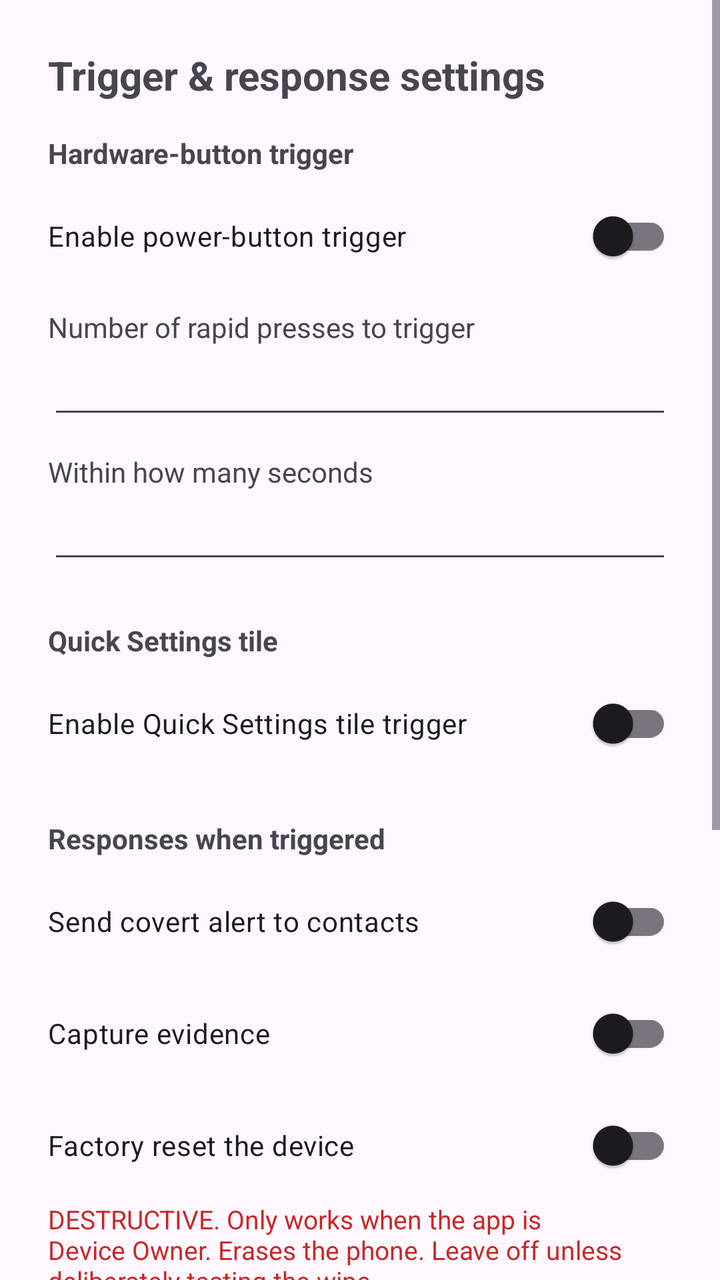
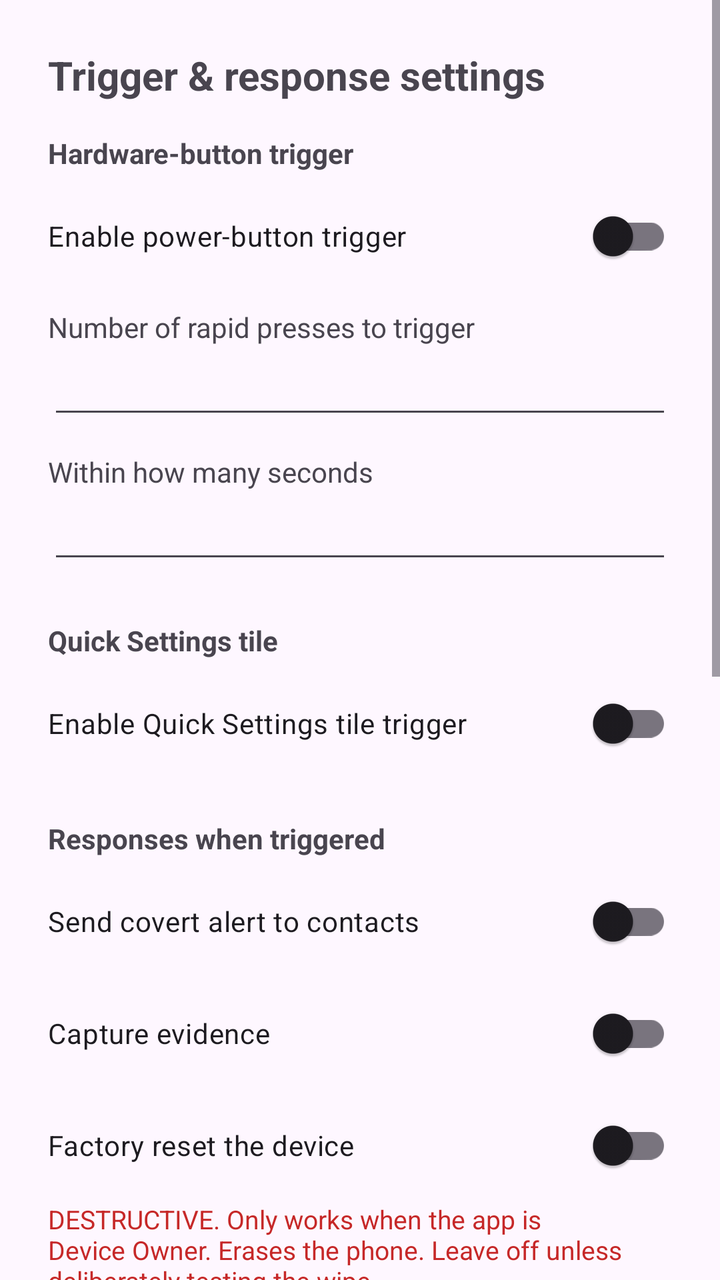

Compare the two renders of this Android layout. The source of the first and the diff that turns it into the second are given below.
<!-- AndroidManifest.xml: application theme Theme.Guardian -->
<!-- res/layout/activity_settings.xml -->
<?xml version="1.0" encoding="utf-8"?>
<ScrollView xmlns:android="http://schemas.android.com/apk/res/android"
    android:layout_width="match_parent"
    android:layout_height="match_parent">

    <LinearLayout
        android:layout_width="match_parent"
        android:layout_height="wrap_content"
        android:orientation="vertical"
        android:padding="24dp">

        <TextView
            android:layout_width="wrap_content"
            android:layout_height="wrap_content"
            android:layout_marginBottom="16dp"
            android:text="@string/settings_title"
            android:textSize="20sp"
            android:textStyle="bold" />

        
        <TextView
            android:layout_width="wrap_content"
            android:layout_height="wrap_content"
            android:text="@string/section_hardware"
            android:textStyle="bold" />

        <com.google.android.material.switchmaterial.SwitchMaterial
            android:id="@+id/swHardware"
            android:layout_width="match_parent"
            android:layout_height="wrap_content"
            android:layout_marginTop="8dp"
            android:text="@string/hw_trigger_enabled" />

        <TextView
            android:layout_width="wrap_content"
            android:layout_height="wrap_content"
            android:layout_marginTop="12dp"
            android:text="@string/press_count_label" />

        <EditText
            android:id="@+id/etPressCount"
            android:layout_width="match_parent"
            android:layout_height="wrap_content"
            android:autofillHints=""
            android:importantForAutofill="no"
            android:inputType="number"
            android:maxLength="2" />

        <TextView
            android:layout_width="wrap_content"
            android:layout_height="wrap_content"
            android:layout_marginTop="12dp"
            android:text="@string/window_label" />

        <EditText
            android:id="@+id/etWindow"
            android:layout_width="match_parent"
            android:layout_height="wrap_content"
            android:autofillHints=""
            android:importantForAutofill="no"
            android:inputType="number"
            android:maxLength="2" />

        
        <TextView
            android:layout_width="wrap_content"
            android:layout_height="wrap_content"
            android:layout_marginTop="24dp"
            android:text="@string/section_tile"
            android:textStyle="bold" />

        <com.google.android.material.switchmaterial.SwitchMaterial
            android:id="@+id/swQsTile"
            android:layout_width="match_parent"
            android:layout_height="wrap_content"
            android:layout_marginTop="8dp"
            android:text="@string/qs_tile_enabled" />

        
        <TextView
            android:layout_width="wrap_content"
            android:layout_height="wrap_content"
            android:layout_marginTop="24dp"
            android:text="@string/section_responses"
            android:textStyle="bold" />

        <com.google.android.material.switchmaterial.SwitchMaterial
            android:id="@+id/swAlert"
            android:layout_width="match_parent"
            android:layout_height="wrap_content"
            android:layout_marginTop="8dp"
            android:text="@string/alert_enabled" />

        <com.google.android.material.switchmaterial.SwitchMaterial
            android:id="@+id/swCapture"
            android:layout_width="match_parent"
            android:layout_height="wrap_content"
            android:layout_marginTop="8dp"
            android:text="@string/capture_enabled" />

        <com.google.android.material.switchmaterial.SwitchMaterial
            android:id="@+id/swWipe"
            android:layout_width="match_parent"
            android:layout_height="wrap_content"
            android:layout_marginTop="8dp"
            android:text="@string/wipe_enabled" />

        <TextView
            android:layout_width="wrap_content"
            android:layout_height="wrap_content"
            android:layout_marginTop="4dp"
            android:text="@string/wipe_warning"
            android:textColor="#C62828"
            android:textSize="13sp" />

        
        <TextView
            android:layout_width="wrap_content"
            android:layout_height="wrap_content"
            android:layout_marginTop="24dp"
            android:text="@string/section_alert_delivery"
            android:textStyle="bold" />

        <TextView
            android:layout_width="wrap_content"
            android:layout_height="wrap_content"
            android:layout_marginTop="8dp"
            android:text="@string/contact_label" />

        <EditText
            android:id="@+id/etContact"
            android:layout_width="match_parent"
            android:layout_height="wrap_content"
            android:autofillHints=""
            android:hint="@string/contact_hint"
            android:importantForAutofill="no"
            android:inputType="phone" />

        <TextView
            android:layout_width="wrap_content"
            android:layout_height="wrap_content"
            android:layout_marginTop="12dp"
            android:text="@string/message_label" />

        <EditText
            android:id="@+id/etMessage"
            android:layout_width="match_parent"
            android:layout_height="wrap_content"
            android:autofillHints=""
            android:importantForAutofill="no"
            android:inputType="textMultiLine"
            android:minLines="2" />

        <TextView
            android:layout_width="wrap_content"
            android:layout_height="wrap_content"
            android:layout_marginTop="4dp"
            android:text="@string/message_hint_desc"
            android:textSize="13sp" />

        <TextView
            android:id="@+id/error"
            android:layout_width="wrap_content"
            android:layout_height="wrap_content"
            android:layout_marginTop="12dp"
            android:textColor="#C62828"
            android:visibility="gone" />

        <Button
            android:id="@+id/save"
            android:layout_width="match_parent"
            android:layout_height="wrap_content"
            android:layout_marginTop="24dp"
            android:text="@string/save_settings" />
    </LinearLayout>
</ScrollView>
<!-- resources referenced by this layout -->
<resources>
  <string name="alert_enabled">Send covert alert to contacts</string>
  <string name="capture_enabled">Capture evidence</string>
  <string name="contact_hint">e.g. +15551234567</string>
  <string name="contact_label">Emergency contact number</string>
  <string name="hw_trigger_enabled">Enable power-button trigger</string>
  <string name="message_hint_desc">A map link to your location is appended where %s appears (or at the end).</string>
  <string name="message_label">Alert message</string>
  <string name="press_count_label">Number of rapid presses to trigger</string>
  <string name="qs_tile_enabled">Enable Quick Settings tile trigger</string>
  <string name="save_settings">Save settings</string>
  <string name="section_alert_delivery">Alert delivery</string>
  <string name="section_hardware">Hardware-button trigger</string>
  <string name="section_responses">Responses when triggered</string>
  <string name="section_tile">Quick Settings tile</string>
  <string name="settings_title">Trigger &amp; response settings</string>
  <string name="window_label">Within how many seconds</string>
  <string name="wipe_enabled">Factory reset the device</string>
  <string name="wipe_warning">DESTRUCTIVE. Only works when the app is Device Owner. Erases the phone. Leave off unless deliberately testing the wipe.</string>
  <style name="Theme.Guardian" parent="Theme.Material3.DayNight.NoActionBar" />
</resources>

<!-- the commit's change to res/layout/activity_settings.xml (unified diff, before → after) -->
@@ -158,6 +158,44 @@
             android:text="@string/message_hint_desc"
             android:textSize="13sp" />
 
+        
+        <TextView
+            android:layout_width="wrap_content"
+            android:layout_height="wrap_content"
+            android:layout_marginTop="24dp"
+            android:text="@string/section_inactivity"
+            android:textStyle="bold" />
+
+        <com.google.android.material.switchmaterial.SwitchMaterial
+            android:id="@+id/swInactivity"
+            android:layout_width="match_parent"
+            android:layout_height="wrap_content"
+            android:layout_marginTop="8dp"
+            android:text="@string/inactivity_enabled" />
+
+        <TextView
+            android:layout_width="wrap_content"
+            android:layout_height="wrap_content"
+            android:layout_marginTop="12dp"
+            android:text="@string/inactivity_hours_label" />
+
+        <EditText
+            android:id="@+id/etInactivityHours"
+            android:layout_width="match_parent"
+            android:layout_height="wrap_content"
+            android:autofillHints=""
+            android:importantForAutofill="no"
+            android:inputType="number"
+            android:maxLength="3" />
+
+        <TextView
+            android:layout_width="wrap_content"
+            android:layout_height="wrap_content"
+            android:layout_marginTop="4dp"
+            android:text="@string/inactivity_warning"
+            android:textColor="#C62828"
+            android:textSize="13sp" />
+
         <TextView
             android:id="@+id/error"
             android:layout_width="wrap_content"
<!-- resource entries referenced after the edit -->
@@ -5,6 +5,9 @@
   <string name="contact_hint">e.g. +15551234567</string>
   <string name="contact_label">Emergency contact number</string>
   <string name="hw_trigger_enabled">Enable power-button trigger</string>
+  <string name="inactivity_enabled">Wipe if the phone isn\'t unlocked for a while</string>
+  <string name="inactivity_hours_label">Wipe after this many hours of no unlock</string>
+  <string name="inactivity_warning">DESTRUCTIVE. Erases the phone automatically. A warning shows first and unlocking cancels it. Only works when the app is Device Owner.</string>
   <string name="message_hint_desc">A map link to your location is appended where %s appears (or at the end).</string>
   <string name="message_label">Alert message</string>
   <string name="press_count_label">Number of rapid presses to trigger</string>
@@ -12,6 +15,7 @@
   <string name="save_settings">Save settings</string>
   <string name="section_alert_delivery">Alert delivery</string>
   <string name="section_hardware">Hardware-button trigger</string>
+  <string name="section_inactivity">Inactivity auto-wipe (dead-man\'s switch)</string>
   <string name="section_responses">Responses when triggered</string>
   <string name="section_tile">Quick Settings tile</string>
   <string name="settings_title">Trigger &amp; response settings</string>
